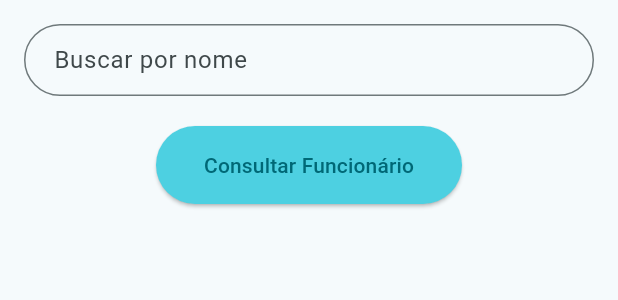
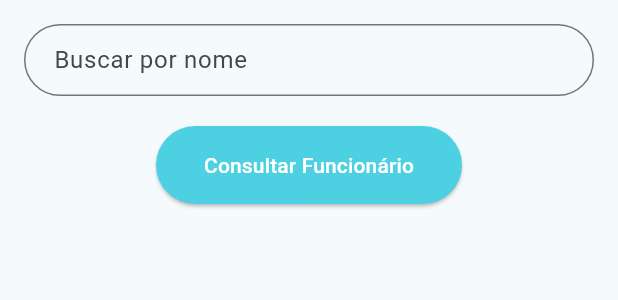
Before and after one commit to niz25/flutter_dart, a Flutter app: the FuncionarioFormWidget widget shown alone on an empty page, opened directly, on a phone screen of 412 x 824 dp. Shown: the top 300 px of the screen. Run offline on Flutter 3.47's test engine with Material 3 defaults, Android fonts, the phone set to English and light mode, and no system bars.

Commit message:
Cor do botão

```diff
--- a/lib/paginaconsulta.dart
+++ b/lib/paginaconsulta.dart
@@ -65,7 +65,7 @@ class _FuncionarioFormWidgetState extends State<FuncionarioFormWidget> {
                 minimumSize: Size(200, 50),
                 backgroundColor: Colors.cyan[300],
               ),
-              child: Text('Consultar Funcionário'),
+              child: Text('Consultar Funcionário', style: TextStyle(color: Colors.white)),
             ),
 
             SizedBox(height: 20),
@@ -191,7 +191,7 @@ class _ProdutoFormWidgetState extends State<ProdutoFormWidget> {
                 minimumSize: Size(200, 50),
                 backgroundColor: Colors.cyan[300],
               ),
-              child: Text('Consultar Produto'),
+              child: Text('Consultar Produto', style: TextStyle(color: Colors.white),),
             ),
 
             SizedBox(height: 20),
```
